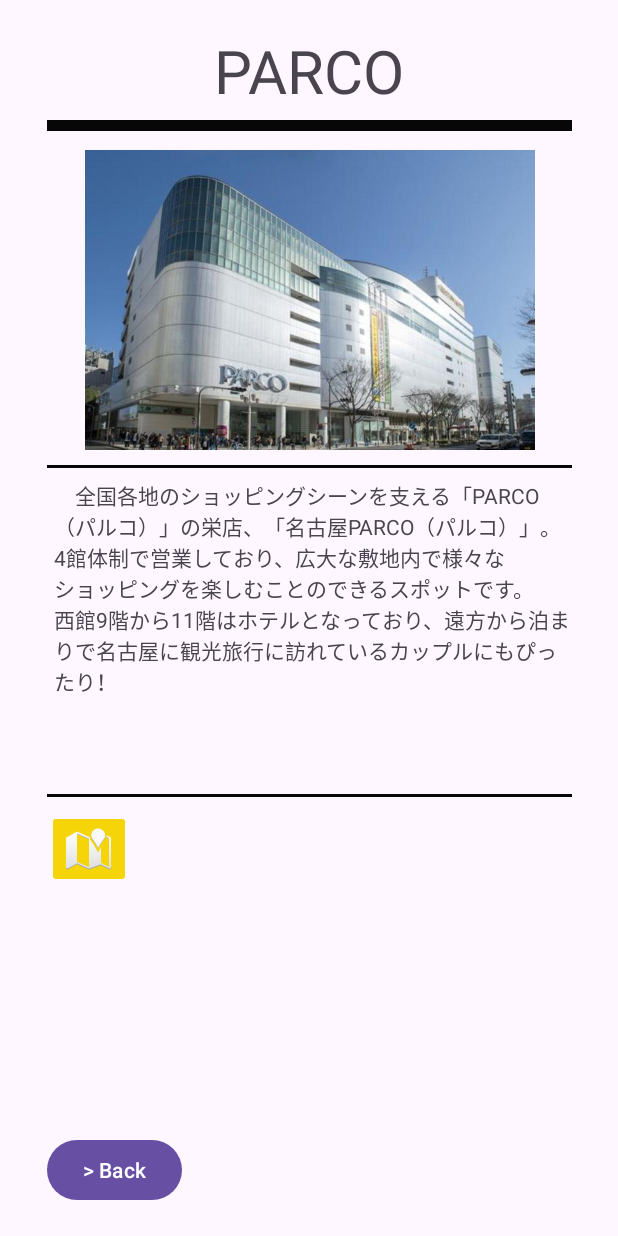
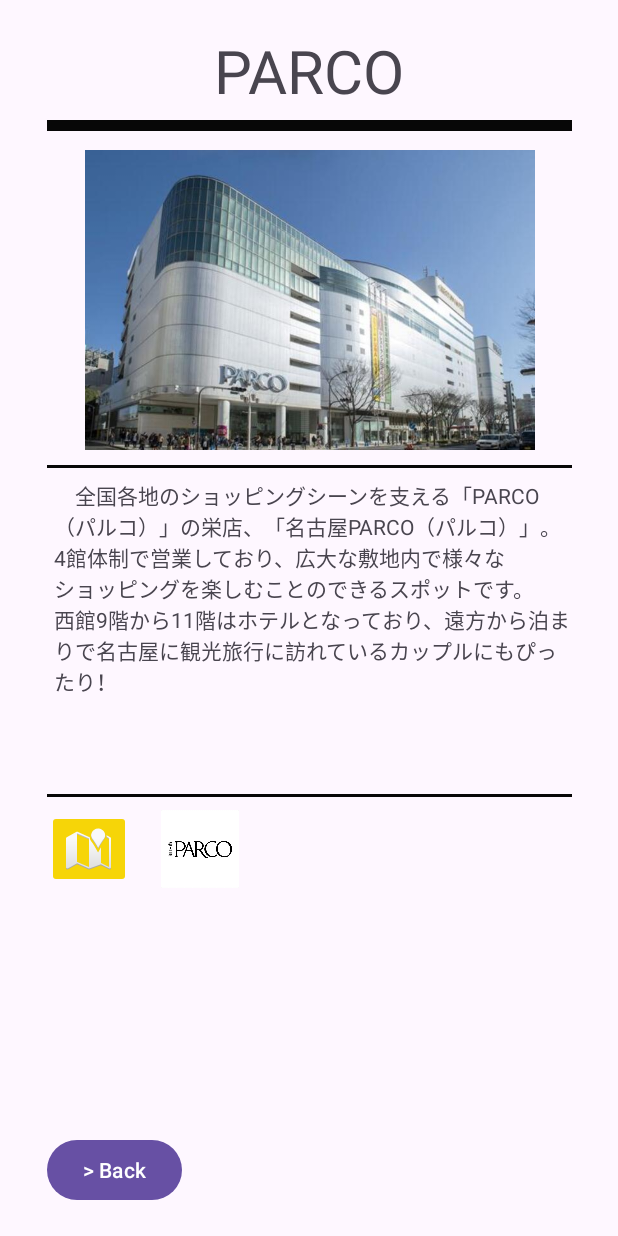
Before and after one commit to Heiro643/deraspots, an Android app: the MainActivity4 screen opened directly, with no data from a screen before it, on a phone screen of 412 x 824 dp. Run offline under Robolectric (Android 15) with nearby library versions, the phone set to English and light mode, and no system bars.

Commit message:
PARCO画面作成 ・PARCO公式へ飛ぶボタン ・PARCOロゴ設置

```diff
--- a/app/src/main/java/jp/ac/meijou/android/deraspots/MainActivity4.java
+++ b/app/src/main/java/jp/ac/meijou/android/deraspots/MainActivity4.java
@@ -37,6 +37,13 @@ public class MainActivity4 extends AppCompatActivity {
             startActivity(mapIntent);
         });
 
+        binding.officialButton.setOnClickListener(v -> {
+            var intent = new Intent();
+            intent.setAction(Intent.ACTION_VIEW);
+            intent.setData(Uri.parse("https://nagoya.parco.jp/"));
+            startActivity(intent);
+        });
+
         binding.backButton.setOnClickListener(v -> {
             var intent = new Intent(this, MainActivity3.class);
             startActivity(intent);
--- a/app/src/main/res/layout/activity_main4.xml
+++ b/app/src/main/res/layout/activity_main4.xml
@@ -84,14 +84,24 @@
         app:layout_constraintStart_toStartOf="@id/blackBar"
         app:layout_constraintTop_toBottomOf="@id/textView3"/>
 
+    <ImageButton
+        android:id="@+id/officialButton"
+        android:layout_width="53dp"
+        android:layout_height="52dp"
+        android:layout_marginStart="20dp"
+        android:layout_marginTop="20dp"
+        app:layout_constraintStart_toEndOf="@id/mapButton"
+        app:layout_constraintTop_toBottomOf="@id/textView3"
+        app:srcCompat="@drawable/parco_logo"
+        android:scaleType="fitStart"
+        android:background="@android:color/transparent"/>
+
     <Button
         android:id="@+id/backButton"
         android:layout_width="wrap_content"
         android:layout_height="wrap_content"
         android:text="> Back"
         android:layout_marginBottom="20dp"
-        tools:layout_editor_absoluteX="37dp"
-        tools:layout_editor_absoluteY="644dp"
         app:layout_constraintStart_toStartOf="@id/blackBar"
         app:layout_constraintBottom_toBottomOf="parent"/>
 
```
Also changed, not shown: app/src/main/res/drawable/parco_logo.jpg (added).
